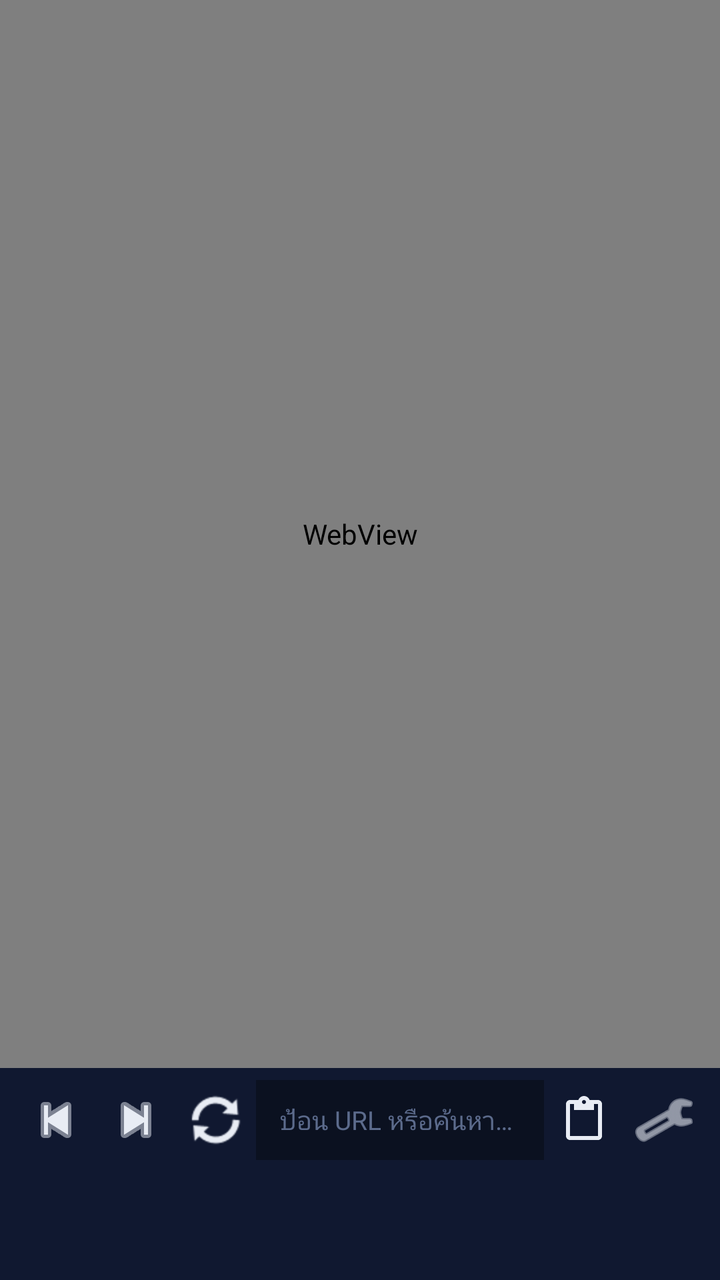
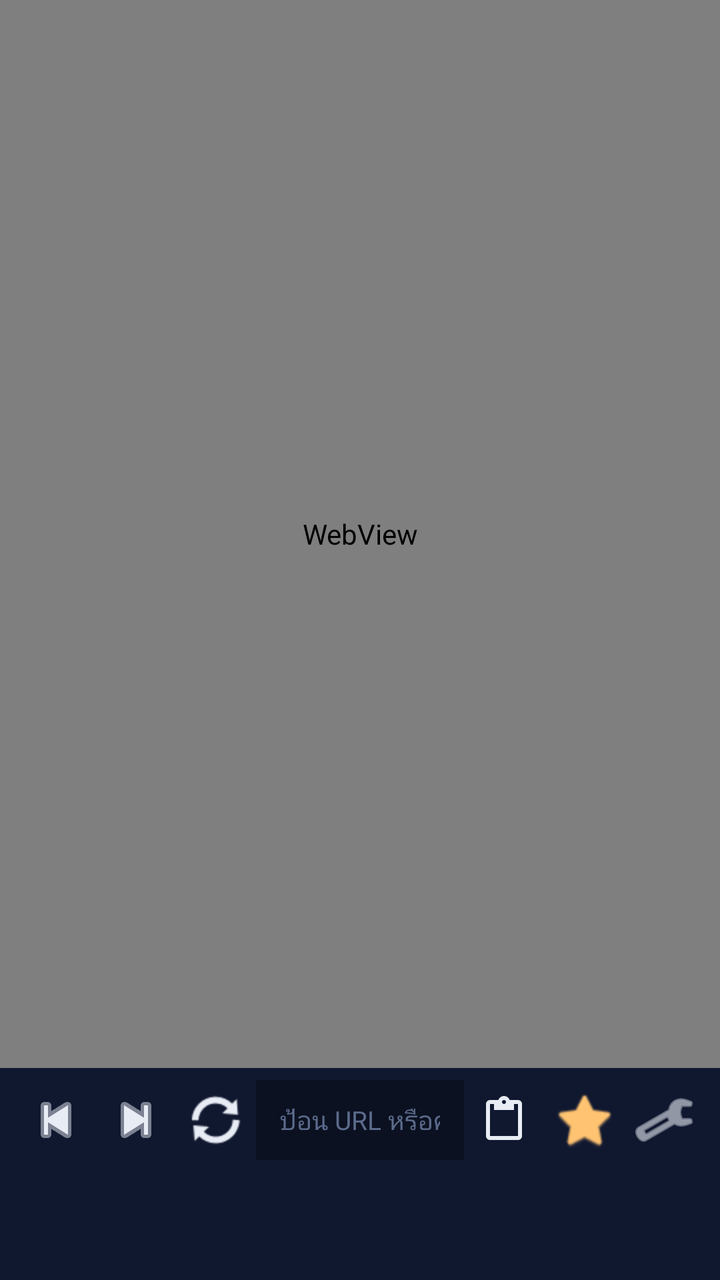

Two renders of the same Android screen: before a commit and after it. Below are the layout's source before the change and the commit's diff.
<!-- AndroidManifest.xml: application theme Theme.VDOGrabber -->
<!-- res/layout/activity_main.xml -->
<?xml version="1.0" encoding="utf-8"?>
<LinearLayout xmlns:android="http://schemas.android.com/apk/res/android"
    xmlns:app="http://schemas.android.com/apk/res-auto"
    android:layout_width="match_parent"
    android:layout_height="match_parent"
    android:orientation="vertical"
    android:background="#0B1020">

    <FrameLayout
        android:layout_width="match_parent"
        android:layout_height="0dp"
        android:layout_weight="1">

        <WebView
            android:id="@+id/web"
            android:layout_width="match_parent"
            android:layout_height="match_parent" />
    </FrameLayout>

    <ProgressBar
        android:id="@+id/progress"
        style="?android:attr/progressBarStyleHorizontal"
        android:layout_width="match_parent"
        android:layout_height="3dp"
        android:visibility="gone"
        android:progressTint="#FF5F6D" />

    
    <LinearLayout
        android:layout_width="match_parent"
        android:layout_height="52dp"
        android:orientation="horizontal"
        android:gravity="center_vertical"
        android:paddingHorizontal="8dp"
        android:background="#101830">

        <ImageButton
            android:id="@+id/btnBack"
            android:layout_width="40dp"
            android:layout_height="40dp"
            android:background="?attr/selectableItemBackgroundBorderless"
            android:contentDescription="@string/back"
            android:src="@android:drawable/ic_media_previous"
            app:tint="#E8ECF4" />

        <ImageButton
            android:id="@+id/btnFwd"
            android:layout_width="40dp"
            android:layout_height="40dp"
            android:background="?attr/selectableItemBackgroundBorderless"
            android:contentDescription="@string/forward"
            android:src="@android:drawable/ic_media_next"
            app:tint="#E8ECF4" />

        <ImageButton
            android:id="@+id/btnReload"
            android:layout_width="40dp"
            android:layout_height="40dp"
            android:background="?attr/selectableItemBackgroundBorderless"
            android:contentDescription="@string/reload"
            android:src="@android:drawable/ic_popup_sync"
            app:tint="#E8ECF4" />

        <EditText
            android:id="@+id/urlBox"
            android:layout_width="0dp"
            android:layout_height="40dp"
            android:layout_weight="1"
            android:background="#0B1120"
            android:hint="@string/url_hint"
            android:imeOptions="actionGo"
            android:inputType="textUri"
            android:paddingHorizontal="12dp"
            android:singleLine="true"
            android:textColor="#E8ECF4"
            android:textColorHint="#5C6B8C"
            android:textSize="13sp" />

        <ImageButton
            android:id="@+id/btnPaste"
            android:layout_width="40dp"
            android:layout_height="40dp"
            android:background="?attr/selectableItemBackgroundBorderless"
            android:contentDescription="@string/open_clipboard"
            android:src="@drawable/ic_paste"
            app:tint="#E8ECF4" />

        <ImageButton
            android:id="@+id/btnLogs"
            android:layout_width="40dp"
            android:layout_height="40dp"
            android:background="?attr/selectableItemBackgroundBorderless"
            android:contentDescription="@string/logs_title"
            android:src="@android:drawable/ic_menu_manage"
            app:tint="#E8ECF4" />
    </LinearLayout>

    
    <LinearLayout
        android:layout_width="match_parent"
        android:layout_height="54dp"
        android:orientation="horizontal"
        android:gravity="center"
        android:background="#101830"
        android:paddingHorizontal="12dp">

        <TextView
            android:id="@+id/chipMedia"
            android:layout_width="wrap_content"
            android:layout_height="38dp"
            android:background="@drawable/chip_bg"
            android:gravity="center"
            android:paddingHorizontal="18dp"
            android:text="@string/found_chip"
            android:textColor="#FFFFFF"
            android:textStyle="bold"
            android:visibility="gone" />
    </LinearLayout>
</LinearLayout>
<!-- resources referenced by this layout -->
<resources>
  <!-- drawable chip_bg (drawable) -->
  <?xml version="1.0" encoding="utf-8"?>
  <shape xmlns:android="http://schemas.android.com/apk/res/android" android:shape="rectangle">
      <gradient android:startColor="#FF5F6D" android:endColor="#FFC371" android:angle="0" />
      <corners android:radius="19dp" />
  </shape>
  <!-- drawable ic_paste (drawable) -->
  <vector xmlns:android="http://schemas.android.com/apk/res/android"
      android:width="24dp"
      android:height="24dp"
      android:viewportWidth="24"
      android:viewportHeight="24">
      
      <path
          android:fillColor="#FFFFFFFF"
          android:pathData="M19,2h-4.18C14.4,0.84 13.3,0 12,0c-1.3,0 -2.4,0.84 -2.82,2L5,2c-1.1,0 -2,0.9 -2,2v16c0,1.1 0.9,2 2,2h14c1.1,0 2,-0.9 2,-2L21,4c0,-1.1 -0.9,-2 -2,-2zM12,2c0.55,0 1,0.45 1,1s-0.45,1 -1,1 -1,-0.45 -1,-1 0.45,-1 1,-1zM19,20L5,20L5,4h2v3h10L17,4h2v16z" />
  </vector>
  <string name="back">ย้อนกลับ</string>
  <string name="forward">ไปหน้าถัดไป</string>
  <string name="found_chip">🎬 พบวิดีโอ %1$d</string>
  <string name="logs_title">Logs</string>
  <string name="open_clipboard">เปิด URL จากคลิปบอร์ด</string>
  <string name="reload">รีโหลด</string>
  <string name="url_hint">ป้อน URL หรือค้นหา…</string>
  <style name="Theme.VDOGrabber" parent="Theme.Material3.Dark.NoActionBar">
          <item name="colorPrimary">@color/accent</item>
          <item name="colorSecondary">@color/accent2</item>
          <item name="android:windowBackground">@color/bg</item>
          <item name="android:statusBarColor">@color/surface</item>
          <item name="android:navigationBarColor">@color/surface</item>
      </style>
  <color name="accent">#FF5F6D</color>
  <color name="accent2">#FFC371</color>
  <color name="bg">#0B1020</color>
  <color name="surface">#101830</color>
</resources>

<!-- the commit's change to res/layout/activity_main.xml (unified diff, before → after) -->
@@ -86,6 +86,15 @@
             app:tint="#E8ECF4" />
 
         <ImageButton
+            android:id="@+id/btnFav"
+            android:layout_width="40dp"
+            android:layout_height="40dp"
+            android:background="?attr/selectableItemBackgroundBorderless"
+            android:contentDescription="@string/favorites"
+            android:src="@android:drawable/btn_star_big_off"
+            app:tint="#FFC371" />
+
+        <ImageButton
             android:id="@+id/btnLogs"
             android:layout_width="40dp"
             android:layout_height="40dp"
<!-- resource entries referenced after the edit -->
@@ -18,6 +18,7 @@
           android:pathData="M19,2h-4.18C14.4,0.84 13.3,0 12,0c-1.3,0 -2.4,0.84 -2.82,2L5,2c-1.1,0 -2,0.9 -2,2v16c0,1.1 0.9,2 2,2h14c1.1,0 2,-0.9 2,-2L21,4c0,-1.1 -0.9,-2 -2,-2zM12,2c0.55,0 1,0.45 1,1s-0.45,1 -1,1 -1,-0.45 -1,-1 0.45,-1 1,-1zM19,20L5,20L5,4h2v3h10L17,4h2v16z" />
   </vector>
   <string name="back">ย้อนกลับ</string>
+  <string name="favorites">เว็บโปรด</string>
   <string name="forward">ไปหน้าถัดไป</string>
   <string name="found_chip">🎬 พบวิดีโอ %1$d</string>
   <string name="logs_title">Logs</string>
